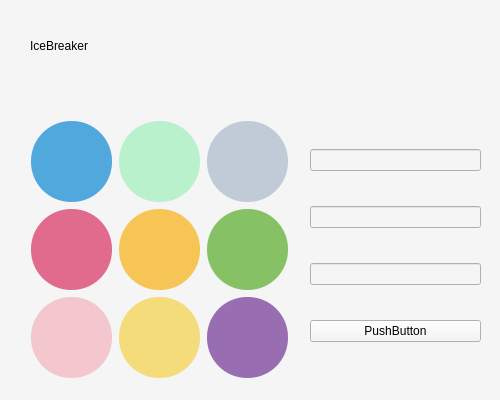
Above: IBClient/changecolor_window.ui from AGuan177/QTice before the change. Below: the same form after it.
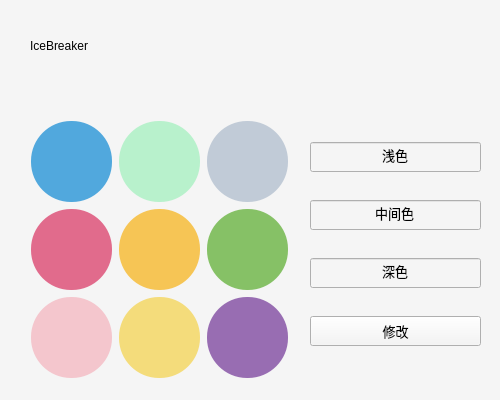
That is the form after the change. Icons and pictures are not drawn.

Commit message:
x12.修改安全级别，防SQL注入
试了一下sql注入，改成sha256加密，到时候吹嘘我们解决了一些sql注入的漏洞

```diff
--- a/IBClient/changecolor_window.ui
+++ b/IBClient/changecolor_window.ui
@@ -341,18 +341,87 @@
    </property>
    <layout class="QVBoxLayout" name="verticalLayout">
     <item>
-     <widget class="QLineEdit" name="lineEdit"/>
+     <widget class="QLineEdit" name="lineEdit">
+      <property name="minimumSize">
+       <size>
+        <width>0</width>
+        <height>30</height>
+       </size>
+      </property>
+      <property name="font">
+       <font>
+        <family>微软雅黑</family>
+        <pointsize>10</pointsize>
+       </font>
+      </property>
+      <property name="text">
+       <string>浅色</string>
+      </property>
+      <property name="alignment">
+       <set>Qt::AlignCenter</set>
+      </property>
+     </widget>
     </item>
     <item>
-     <widget class="QLineEdit" name="lineEdit_2"/>
+     <widget class="QLineEdit" name="lineEdit_2">
+      <property name="minimumSize">
+       <size>
+        <width>0</width>
+        <height>30</height>
+       </size>
+      </property>
+      <property name="font">
+       <font>
+        <family>微软雅黑</family>
+        <pointsize>10</pointsize>
+       </font>
+      </property>
+      <property name="text">
+       <string>中间色</string>
+      </property>
+      <property name="alignment">
+       <set>Qt::AlignCenter</set>
+      </property>
+     </widget>
     </item>
     <item>
-     <widget class="QLineEdit" name="lineEdit_3"/>
+     <widget class="QLineEdit" name="lineEdit_3">
+      <property name="minimumSize">
+       <size>
+        <width>0</width>
+        <height>30</height>
+       </size>
+      </property>
+      <property name="font">
+       <font>
+        <family>微软雅黑</family>
+        <pointsize>10</pointsize>
+       </font>
+      </property>
+      <property name="text">
+       <string>深色</string>
+      </property>
+      <property name="alignment">
+       <set>Qt::AlignCenter</set>
+      </property>
+     </widget>
     </item>
     <item>
      <widget class="QPushButton" name="pushButton">
+      <property name="minimumSize">
+       <size>
+        <width>0</width>
+        <height>30</height>
+       </size>
+      </property>
+      <property name="font">
+       <font>
+        <family>微软雅黑</family>
+        <pointsize>10</pointsize>
+       </font>
+      </property>
       <property name="text">
-       <string>PushButton</string>
+       <string>修改</string>
       </property>
      </widget>
     </item>
```
The commit also changes 25 other files.
